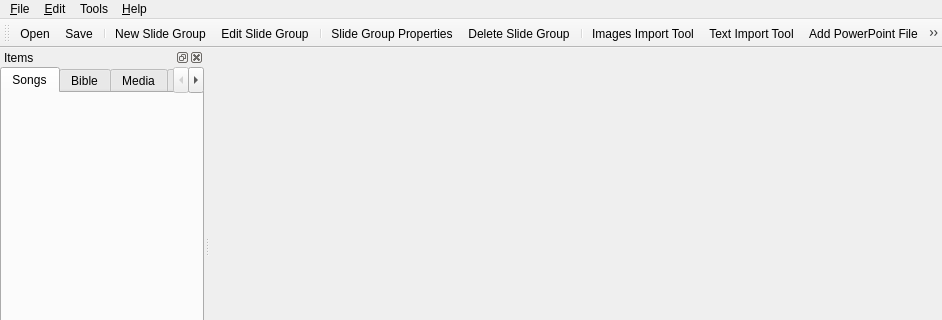
Old version of the form src/mainwindow.ui in the repository google-code-export/dviz; both pictures show x 0 to 942 and y 0 to 320 of the 942 by 465 pixel window.
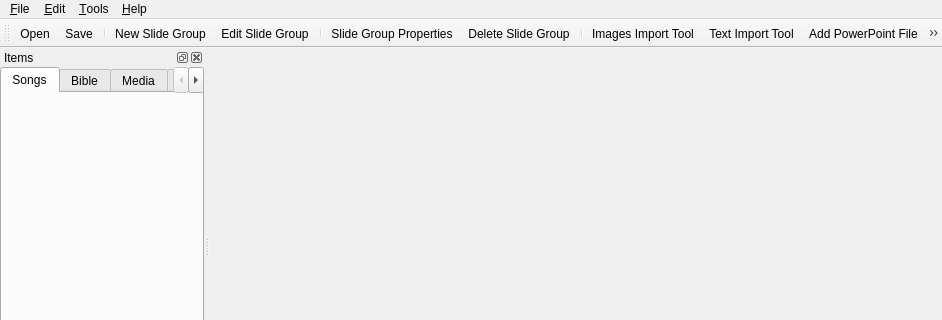
New version of the form. Icons and pictures are not drawn.

Commit message: MediaBrowser now gives icons in correct aspect ratio. OutputInstance doesnt crash now when next/prev clicked. Added ampersand to 'Tools' menu name in mainwindow.ui

Patch:
```diff
--- a/src/mainwindow.ui
+++ b/src/mainwindow.ui
@@ -26,7 +26,7 @@
      <x>0</x>
      <y>0</y>
      <width>942</width>
-     <height>19</height>
+     <height>25</height>
     </rect>
    </property>
    <widget class="QMenu" name="menuFile">
@@ -62,7 +62,7 @@
    </widget>
    <widget class="QMenu" name="menuTools">
     <property name="title">
-     <string>Tools</string>
+     <string>&amp;Tools</string>
     </property>
     <addaction name="actionImages_Import_Tool"/>
     <addaction name="actionText_Import_Tool"/>
```
The commit also changes 2 other files.
